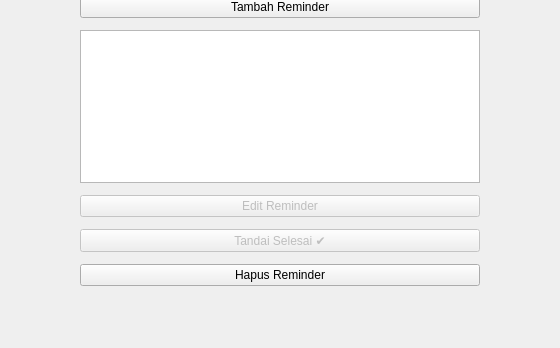
Qt form mainwindow.ui (JhonPiterSitumorang-251401052/DeadlineSaver) before a commit; both pictures show x 120 to 680 and y 252 to 600 of the 800 by 600 pixel window.
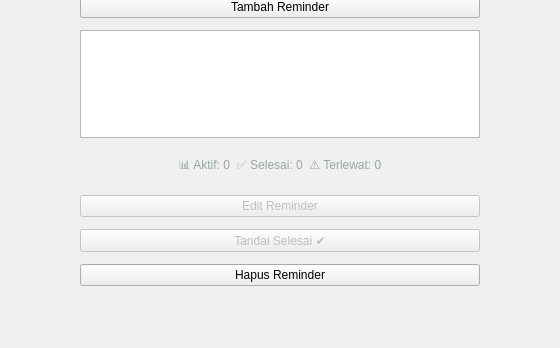
The same form after that commit.

Commit message: tambah panel statistik deadline

Patch:
```diff
--- a/mainwindow.ui
+++ b/mainwindow.ui
@@ -129,6 +129,19 @@
       </item>
      </widget>
     </item>
+    <item>
+     <widget class="QLabel" name="labelStatistik">
+      <property name="text">
+       <string>📊 Aktif: 0  ✅ Selesai: 0  ⚠ Terlewat: 0</string>
+      </property>
+      <property name="alignment">
+       <set>Qt::AlignmentFlag::AlignHCenter</set>
+      </property>
+      <property name="styleSheet">
+       <string>font-size: 12px; color: #95a5a6; padding: 6px; background: rgba(255,255,255,0.05); border-radius: 6px;</string>
+      </property>
+     </widget>
+    </item>
     <item>
      <widget class="QPushButton" name="btnEdit">
       <property name="enabled">
```
The commit also changes 3 other files.
